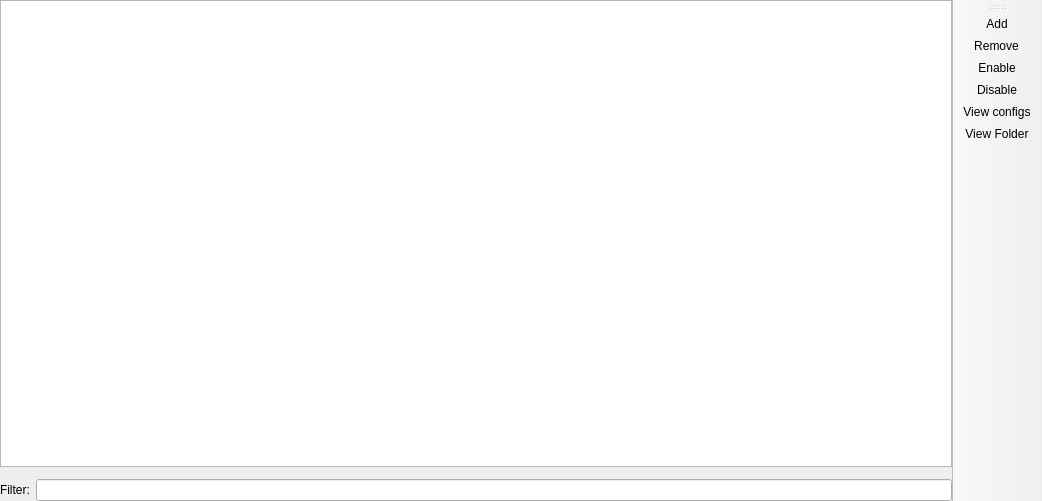
Old version of the form application/pages/instance/ModFolderPage.ui in the repository FreesmTeam/FreesmLauncher.
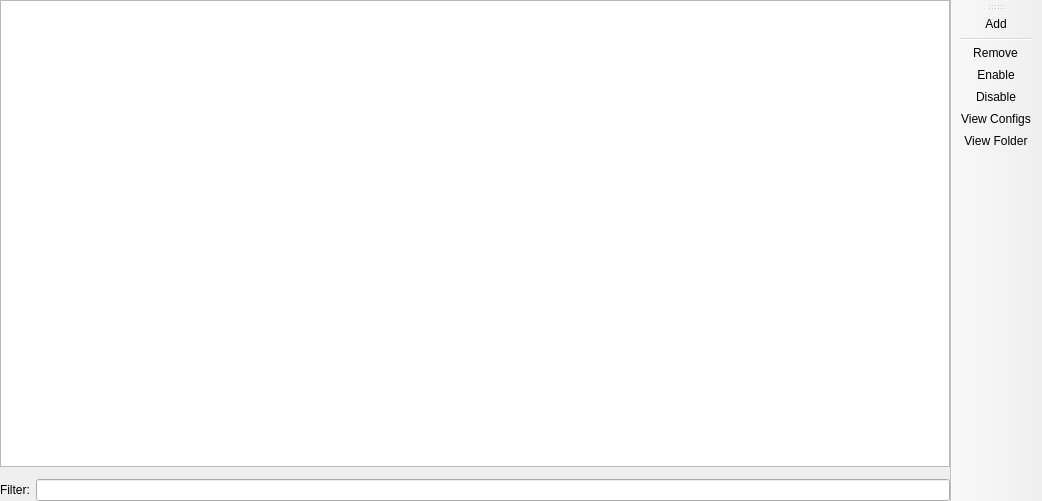
New version of the form. Custom widgets are drawn as their Qt base class.

Commit message: NOISSUE do not lose selection on mod enable/disable toggle

The edit to the form file:
```diff
--- a/application/pages/instance/ModFolderPage.ui
+++ b/application/pages/instance/ModFolderPage.ui
@@ -87,6 +87,7 @@
     <bool>false</bool>
    </attribute>
    <addaction name="actionAdd"/>
+   <addaction name="separator"/>
    <addaction name="actionRemove"/>
    <addaction name="actionEnable"/>
    <addaction name="actionDisable"/>
@@ -95,27 +96,39 @@
   </widget>
   <action name="actionAdd">
    <property name="text">
-    <string>Add</string>
+    <string>&amp;Add</string>
+   </property>
+   <property name="toolTip">
+    <string>Add mods</string>
    </property>
   </action>
   <action name="actionRemove">
    <property name="text">
-    <string>Remove</string>
+    <string>&amp;Remove</string>
+   </property>
+   <property name="toolTip">
+    <string>Remove selected mods</string>
    </property>
   </action>
   <action name="actionEnable">
    <property name="text">
-    <string>Enable</string>
+    <string>&amp;Enable</string>
+   </property>
+   <property name="toolTip">
+    <string>Enable selected mods</string>
    </property>
   </action>
   <action name="actionDisable">
    <property name="text">
-    <string>Disable</string>
+    <string>&amp;Disable</string>
+   </property>
+   <property name="toolTip">
+    <string>Disable selected mods</string>
    </property>
   </action>
   <action name="actionView_configs">
    <property name="text">
-    <string>View configs</string>
+    <string>View &amp;Configs</string>
    </property>
    <property name="toolTip">
     <string>Open the 'config' folder in the system file manager.</string>
@@ -123,7 +136,7 @@
   </action>
   <action name="actionView_Folder">
    <property name="text">
-    <string>View Folder</string>
+    <string>View &amp;Folder</string>
    </property>
   </action>
  </widget>
```
Left out of the diff: 4 changed lines with no effect on the pictures. The commit also changes 6 other files.
